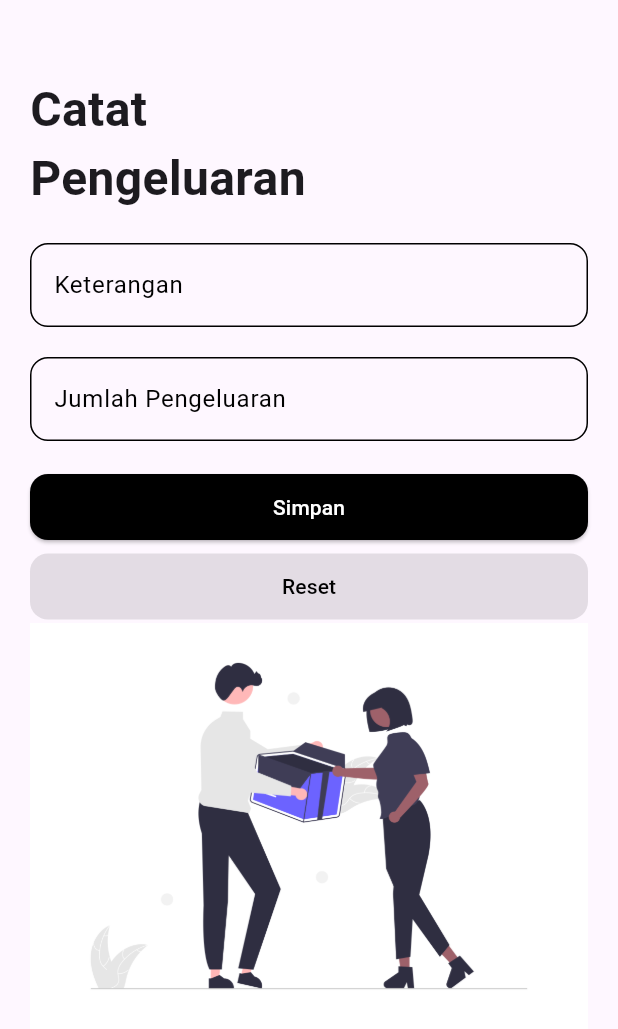
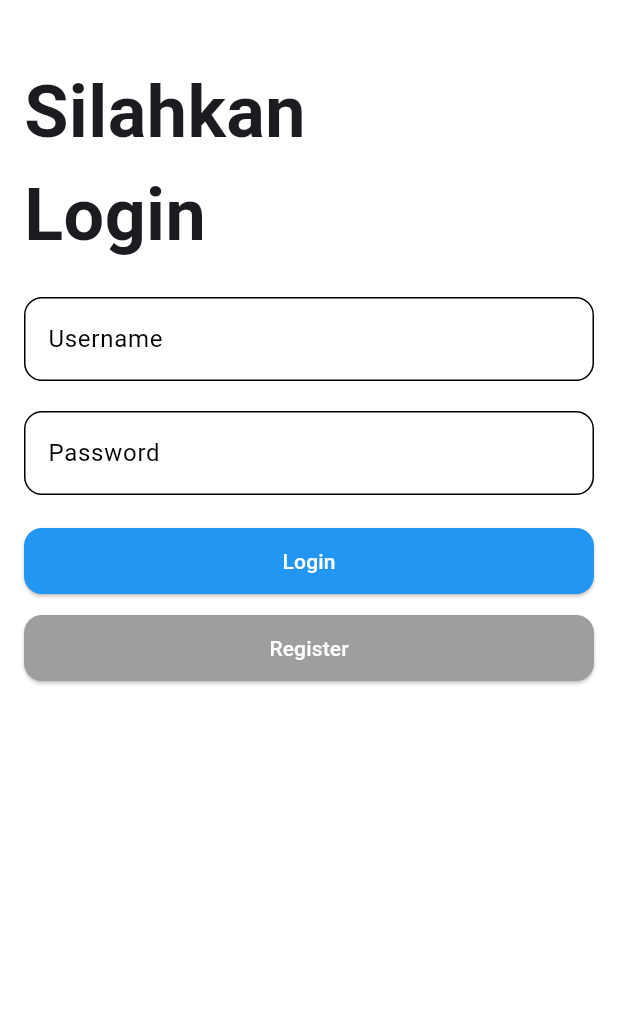
Before and after one commit to J3ndra/coolyeah-apk-mobile, a Flutter app: the screen it shows after launch, on a phone screen of 412 x 824 dp. Shown: the top 1029 px of the screen. Run offline on Flutter 3.47's test engine with Material 3 defaults, Android fonts, the phone set to English and light mode, and no system bars; our stand-ins replace get_storage, supabase_flutter; accounts and stored records are empty.

Commit message:
feat: Login and Register

```diff
--- a/lib/home.dart
+++ b/lib/home.dart
@@ -78,7 +78,11 @@ class _HomePageState extends State<HomePage> {
                     'amount': int.parse(amountController.text),
                     'description': keteranganController.text
                   });
+
                   fetchData();
+
+                  keteranganController.clear();
+                  amountController.clear();
                 },
                 text: "Simpan",
                 color: Colors.black,
--- /dev/null
+++ b/lib/login.dart
@@ -0,0 +1,85 @@
+import 'package:flutter/material.dart';
+import 'package:flutter_application_1/components/app_button.dart';
+import 'package:flutter_application_1/components/app_text_field.dart';
+import 'package:flutter_application_1/register.dart';
+
+class LoginPage extends StatefulWidget {
+  const LoginPage({super.key});
+
+  @override
+  State<LoginPage> createState() => _LoginPageState();
+}
+
+class _LoginPageState extends State<LoginPage> {
+  TextEditingController usernameController = TextEditingController();
+  TextEditingController passwordController = TextEditingController();
+
+  void login() {
+    // TODO
+  }
+
+  @override
+  Widget build(BuildContext context) {
+    return Scaffold(
+      body: Container(
+        padding: EdgeInsets.symmetric(horizontal: 16),
+        width: double.infinity,
+        color: Colors.white,
+        child: Column(
+          mainAxisAlignment: MainAxisAlignment.start,
+          crossAxisAlignment: CrossAxisAlignment.start,
+          children: [
+            const SizedBox(
+              height: 40,
+            ),
+            const Text(
+              "Silahkan\nLogin",
+              style: TextStyle(
+                fontSize: 48,
+                fontWeight: FontWeight.bold,
+              ),
+            ),
+            const SizedBox(
+              height: 20,
+            ),
+            AppTextField(
+              label: "Username",
+              controller: usernameController,
+            ),
+            const SizedBox(
+              height: 20,
+            ),
+            AppTextField(
+              label: "Password",
+              controller: passwordController,
+            ),
+            const SizedBox(
+              height: 20,
+            ),
+            AppButton(
+              text: "Login",
+              color: Colors.blue,
+              onPressed: () {
+                // TODO
+              },
+            ),
+            const SizedBox(
+              height: 10,
+            ),
+            AppButton(
+              text: "Register",
+              color: Colors.grey,
+              onPressed: () {
+                Navigator.of(context).push(
+                  MaterialPageRoute(
+                    builder: (ctx) => RegisterPage(),
+                  ),
+                );
+              },
+            ),
+          ],
+        ),
+      ),
+    );
+  }
+}
--- a/lib/main.dart
+++ b/lib/main.dart
@@ -2,6 +2,8 @@ import 'dart:io';
 
 import 'package:flutter/material.dart';
 import 'package:flutter_application_1/home.dart';
+import 'package:flutter_application_1/login.dart';
+import 'package:get_storage/get_storage.dart';
 import 'package:supabase_flutter/supabase_flutter.dart';
 
 class MyHttpOverrides extends HttpOverrides {
@@ -19,17 +21,20 @@ void main() async {
       url: 'https://ilqyvxxyndehjjwnpemb.supabase.co',
       anonKey:
           'eyJhbGciOiJIUzI1NiIsInR5cCI6IkpXVCJ9.eyJpc3MiOiJzdXBhYmFzZSIsInJlZiI6ImlscXl2eHh5bmRlaGpqd25wZW1iIiwicm9sZSI6InNlcnZpY2Vfcm9sZSIsImlhdCI6MTY5OTk1NTQ5NiwiZXhwIjoyMDE1NTMxNDk2fQ.5G8wc5_bkN7FOZsZaHVWcBRQbZotok9zzX6rtjpShjs');
-  runApp(const MainApp());
+  await GetStorage.init();
+  runApp(MainApp());
 }
 
 class MainApp extends StatelessWidget {
-  const MainApp({super.key});
+  MainApp({super.key});
+
+  final box = GetStorage();
 
   @override
   Widget build(BuildContext context) {
-    return const MaterialApp(
+    return MaterialApp(
       home: Scaffold(
-        body: HomePage(),
+        body: box.read('session') != null ? HomePage() : LoginPage(),
       ),
     );
   }
--- a/pubspec.yaml
+++ b/pubspec.yaml
@@ -9,6 +9,7 @@ environment:
 dependencies:
   flutter:
     sdk: flutter
+  get_storage: ^2.1.1
   supabase_flutter: ^1.10.25
 
 dev_dependencies:
```
Also changed, not shown: lib/register.dart (added, +99 -0 lines), pubspec.lock.
